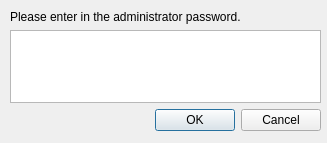
Qt form src/form/adminlogin.ui (dank-devz/effective-octo-meme) before a commit.
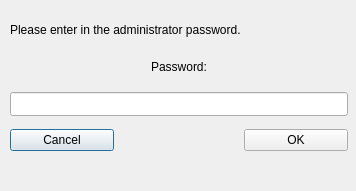
The same form after that commit.

The edit to the form file:
```diff
--- a/src/form/adminlogin.ui
+++ b/src/form/adminlogin.ui
@@ -6,8 +6,8 @@
    <rect>
     <x>0</x>
     <y>0</y>
-    <width>327</width>
-    <height>143</height>
+    <width>356</width>
+    <height>191</height>
    </rect>
   </property>
   <property name="windowTitle">
@@ -18,63 +18,73 @@
     <rect>
      <x>10</x>
      <y>10</y>
-     <width>311</width>
-     <height>121</height>
+     <width>338</width>
+     <height>151</height>
     </rect>
    </property>
    <layout class="QVBoxLayout" name="verticalLayout">
+    <property name="spacing">
+     <number>5</number>
+    </property>
     <item>
      <widget class="QLabel" name="label_adminPasswordPrompt">
+      <property name="maximumSize">
+       <size>
+        <width>16777215</width>
+        <height>24</height>
+       </size>
+      </property>
       <property name="text">
        <string>Please enter in the administrator password.</string>
       </property>
      </widget>
     </item>
     <item>
-     <spacer name="verticalSpacer">
-      <property name="orientation">
-       <enum>Qt::Vertical</enum>
-      </property>
-      <property name="sizeHint" stdset="0">
+     <widget class="QLabel" name="label_passwordForm">
+      <property name="maximumSize">
        <size>
-        <width>20</width>
-        <height>100</height>
+        <width>16777215</width>
+        <height>24</height>
        </size>
       </property>
-     </spacer>
-    </item>
-    <item>
-     <widget class="QTextEdit" name="textEdit_adminPassword">
-      <property name="sizePolicy">
-       <sizepolicy hsizetype="MinimumExpanding" vsizetype="Minimum">
-        <horstretch>0</horstretch>
-        <verstretch>0</verstretch>
-       </sizepolicy>
+      <property name="text">
+       <string>Password:</string>
       </property>
+      <property name="alignment">
+       <set>Qt::AlignCenter</set>
+      </property>
      </widget>
     </item>
     <item>
-     <spacer name="verticalSpacer_2">
-      <property name="orientation">
-       <enum>Qt::Vertical</enum>
-      </property>
-      <property name="sizeHint" stdset="0">
+     <widget class="QLineEdit" name="lineEdit_passwordForm">
+      <property name="maximumSize">
        <size>
-        <width>20</width>
-        <height>100</height>
+        <width>16777215</width>
+        <height>24</height>
        </size>
       </property>
-     </spacer>
+     </widget>
     </item>
     <item>
-     <widget class="QDialogButtonBox" name="buttonBox">
-      <property name="orientation">
-       <enum>Qt::Horizontal</enum>
+     <layout class="QHBoxLayout" name="horizontalLayout">
+      <property name="spacing">
+       <number>130</number>
       </property>
-      <property name="standardButtons">
-       <set>QDialogButtonBox::Cancel|QDialogButtonBox::Ok</set>
-      </property>
-     </widget>
+      <item>
+       <widget class="QPushButton" name="pushButton_cancel">
+        <property name="text">
+         <string>Cancel</string>
+        </property>
+       </widget>
+      </item>
+      <item>
+       <widget class="QPushButton" name="pushButton_ok">
+        <property name="text">
+         <string>OK</string>
+        </property>
+       </widget>
+      </item>
+     </layout>
     </item>
    </layout>
   </widget>
```
Left out of the diff: 35 changed lines with no effect on the pictures.
